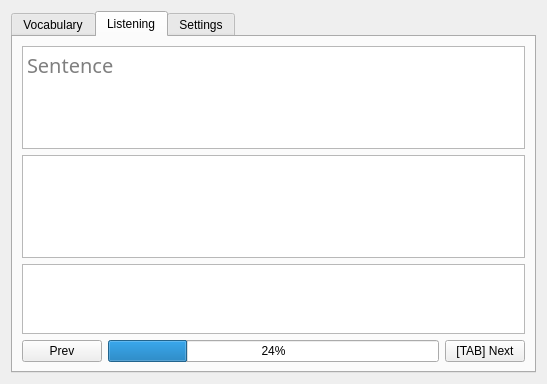
The window that ui/EnglishPractice.ui (SuWeipeng/EnglishPractice) describes before a commit, drawn with Qt 5.
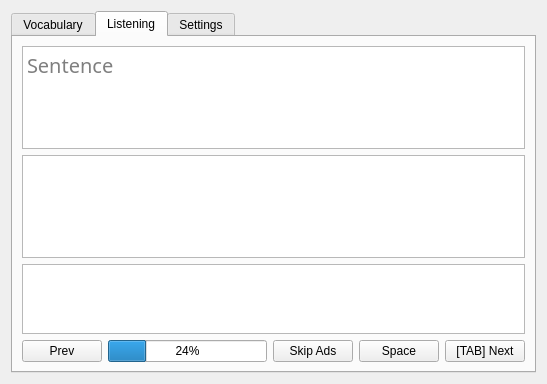
The same window after the commit. The open tabs and pages were chosen to show the change.

The edit to the form file:
```diff
--- a/ui/EnglishPractice.ui
+++ b/ui/EnglishPractice.ui
@@ -330,6 +330,20 @@
              </property>
             </widget>
            </item>
+           <item>
+            <widget class="QPushButton" name="pushButton_10">
+             <property name="text">
+              <string>Skip Ads</string>
+             </property>
+            </widget>
+           </item>
+           <item>
+            <widget class="QPushButton" name="pushButton_9">
+             <property name="text">
+              <string>Space</string>
+             </property>
+            </widget>
+           </item>
            <item>
             <widget class="QPushButton" name="pushButton_6">
              <property name="text">
```
Left out of the diff: 7 changed lines with no effect on the pictures.
